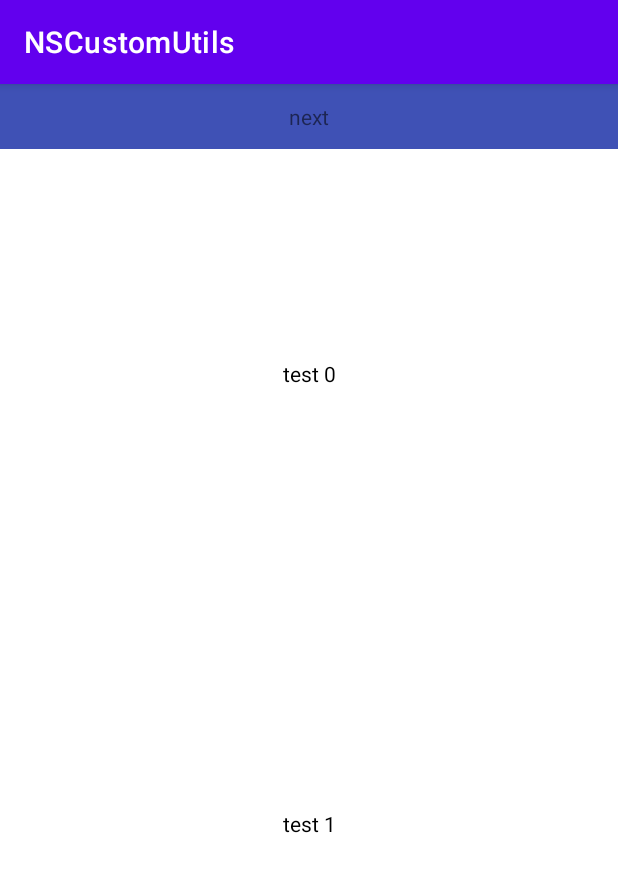
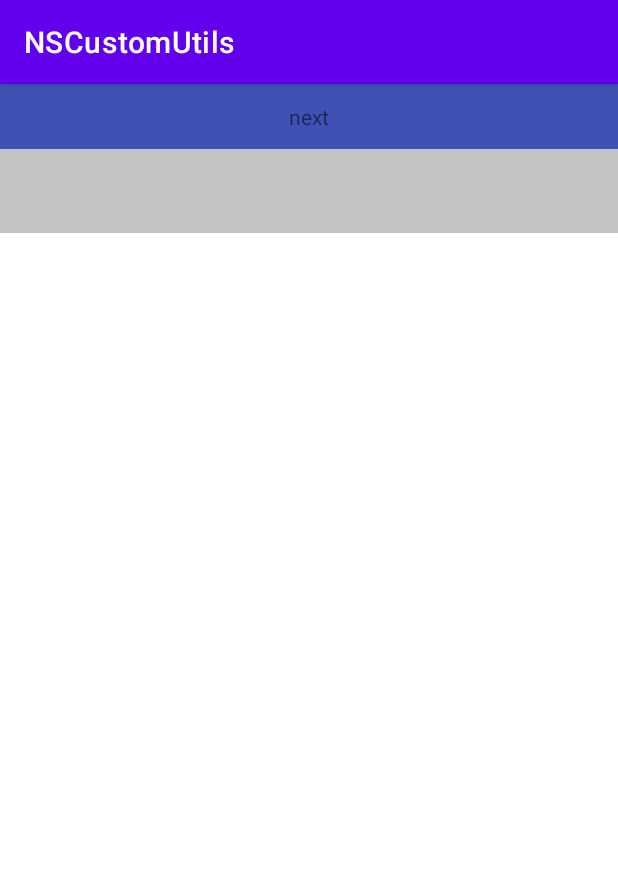
Before and after one commit to Dinhvietanhk5/NSCustomUtils, an Android app: the screen it shows after launch (MainActivity), on a phone screen of 412 x 824 dp. Shown: the top 872 px of the screen. Run offline under Robolectric (Android 15) with nearby library versions, the phone set to English and light mode, and no system bars; libraries missing offline, so code that uses them is left out: com.trello.rxlifecycle; 1 statement that could not run was skipped.

Commit message:
update NSEdittext.kt

```diff
--- a/app/src/main/java/com/newsoft/nscustomutils/MainActivity.kt
+++ b/app/src/main/java/com/newsoft/nscustomutils/MainActivity.kt
@@ -13,6 +13,7 @@ import android.view.View.OnTouchListener
 import android.widget.EditText
 import com.newsoft.nscustom.ext.context.*
 import kotlinx.android.synthetic.main.activity_main.*
+import kotlinx.android.synthetic.main.fragment_get_file.*
 import java.io.ByteArrayOutputStream
 
 
@@ -33,17 +34,17 @@ class MainActivity : BaseActivity() {
 //            Log.e("handleFineLocationPermission", " 3 ")
 //        })
 //
-        image.setOnClickListener {
-//            switchFragmentUpDown(
-//                R.id.container,
-//                newInstance<MainFragment>("type" to TypeConnectEnums.NEW_INVITE),
-//                true
-//            )
-//            startActivityExt<IntentActivity>()
-//            finishActivityExt()
-            Log.e("validate","${edt.validate()}")
-
-        }
+//        image.setOnClickListener {
+////            switchFragmentUpDown(
+////                R.id.container,
+////                newInstance<MainFragment>("type" to TypeConnectEnums.NEW_INVITE),
+////                true
+////            )
+////            startActivityExt<IntentActivity>()
+////            finishActivityExt()
+//            Log.e("validate","${edt.validate()}")
+//
+//        }
 
 //        val imageStream = this.resources.openRawResource(R.raw.joda_atlantic_faroe)
 ////        val b = BitmapFactory.decodeStream(imageStream)
@@ -61,13 +62,13 @@ class MainActivity : BaseActivity() {
 //
 //
 //
-        val adapter = TestAdapter()
-        adapter.apply {
-            setRecyclerView(rvList, countTest = 200)
-            setLoadData{
-                Log.e("setLoadData"," ")
-            }
-        }
+//        val adapter = TestAdapter()
+//        adapter.apply {
+//            setRecyclerView(rvList, countTest = 200)
+//            setLoadData{
+//                Log.e("setLoadData"," ")
+//            }
+//        }
 
 //        edt.setOnTouchListener(OnTouchListener { v, event ->
 //            val DRAWABLE_LEFT = 0
--- a/app/src/main/res/layout/activity_main.xml
+++ b/app/src/main/res/layout/activity_main.xml
@@ -39,10 +39,10 @@
     <!--    &lt;!&ndash;        android:layout_width="wrap_content"&ndash;&gt;-->
     <!--    &lt;!&ndash;        android:layout_height="wrap_content" />&ndash;&gt;-->
 
-    <com.newsoft.nscustom.view.recyclerview.NSRecyclerview
-        android:id="@+id/rvList"
-        android:layout_width="match_parent"
-        android:layout_height="match_parent"  />
+<!--    <com.newsoft.nscustom.view.recyclerview.NSRecyclerview-->
+<!--        android:id="@+id/rvList"-->
+<!--        android:layout_width="match_parent"-->
+<!--        android:layout_height="match_parent"  />-->
 
     <com.newsoft.nscustom.view.edittext.NSEdittext
         android:id="@+id/edt"
@@ -51,16 +51,15 @@
         android:background="@color/grey"
         android:fontFamily="@font/nunito_medium"
         android:paddingHorizontal="10dp"
-        android:visibility="gone"
         android:paddingVertical="12dp"
-        app:inputType="textEmpty" />
+        app:inputType="money" />
 
-    <ImageView
-        android:id="@+id/image"
-        android:layout_width="match_parent"
-        android:layout_height="100dp"
-        android:visibility="gone"
-        android:background="@color/black" />
+<!--    <ImageView-->
+<!--        android:id="@+id/image"-->
+<!--        android:layout_width="match_parent"-->
+<!--        android:layout_height="100dp"-->
+<!--        android:visibility="gone"-->
+<!--        android:background="@color/black" />-->
 
 
     <!--    <include-->
--- a/nscustom/src/main/java/com/newsoft/nscustom/view/edittext/NSEdittext.kt
+++ b/nscustom/src/main/java/com/newsoft/nscustom/view/edittext/NSEdittext.kt
@@ -63,7 +63,7 @@ class NSEdittext : LinearLayout {
 //    protected var classType: String? = null
     protected var customRegexp = ""
     protected var msgError = ""
-    private var mUnitMoney = "đ"
+    private var mUnitMoney = ""
 //    protected var customFormat: String? = null
 //    protected var errorString: String? = null
 //    protected var minNumber = 0
@@ -254,13 +254,14 @@ class NSEdittext : LinearLayout {
                 ViewGroup.LayoutParams.MATCH_PARENT,
                 ViewGroup.LayoutParams.WRAP_CONTENT
             )
-            gravity = Gravity.CENTER_VERTICAL
         }
     }
 
     private fun setTextTypeMoney(editText: EditText) {
+        Log.e("setTextTypeMoney", " ")
         var current = ""
         var selectionEdt = 0
+        var formatted = ""
 
         editText.apply {
 
@@ -280,11 +281,7 @@ class NSEdittext : LinearLayout {
                     before: Int,
                     count: Int
                 ) {
-                    if (s.toString().isNotEmpty() &&
-                        s.toString() != current &&
-                        Utility.isNumericValidator(this@apply)
-                    ) {
-                        var formatted = ""
+                    if (s.toString().isNotEmpty() && s.toString() != current) {
                         try {
                             selectionEdt = selectionEnd
 
```
